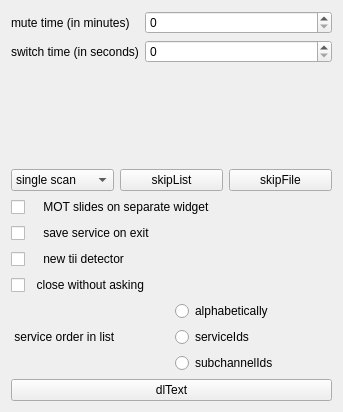
Before: the Qt Designer form forms/config-helper.ui in JvanKatwijk/qt-dab, drawn with Qt 5.
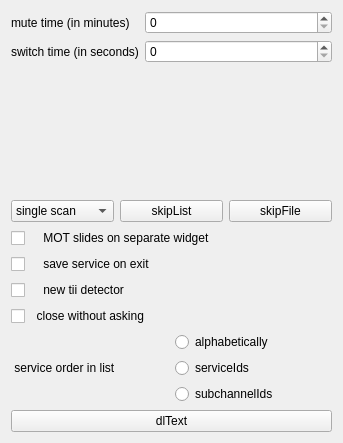
After: the same form once the commit is applied. Custom widgets are drawn as their Qt base class.

Patch:
```diff
--- a/forms/config-helper.ui
+++ b/forms/config-helper.ui
@@ -7,7 +7,7 @@
     <x>0</x>
     <y>0</y>
     <width>343</width>
-    <height>412</height>
+    <height>443</height>
    </rect>
   </property>
   <property name="windowTitle">
```
